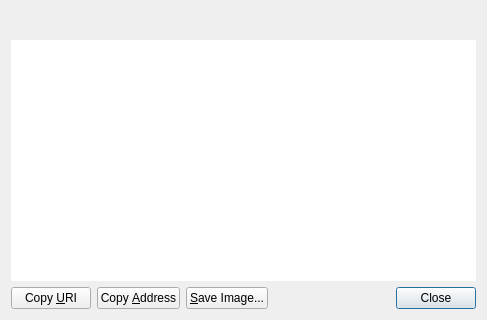
The window that src/qt/forms/receiverequestdialog.ui (project-qmc/QMC) describes before a commit, drawn with Qt 5; both pictures show x 0 to 487 and y 277 to 597 of the 487 by 597 pixel window.
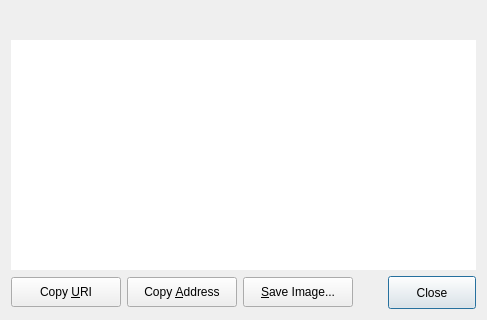
The same window after the commit. Custom widgets are drawn as their Qt base class.

The edit to the form file:
```diff
--- a/src/qt/forms/receiverequestdialog.ui
+++ b/src/qt/forms/receiverequestdialog.ui
@@ -10,6 +10,9 @@
     <height>597</height>
    </rect>
   </property>
+  <property name="styleSheet">
+   <string notr="true">QPushButton{width: 80px; height: 25px;}</string>
+  </property>
   <layout class="QVBoxLayout" name="verticalLayout_3">
    <item>
     <widget class="QRImageWidget" name="lblQRCode">
@@ -71,6 +74,18 @@
     <layout class="QHBoxLayout" name="horizontalLayout">
      <item>
       <widget class="QPushButton" name="btnCopyURI">
+       <property name="minimumSize">
+        <size>
+         <width>110</width>
+         <height>30</height>
+        </size>
+       </property>
+       <property name="maximumSize">
+        <size>
+         <width>110</width>
+         <height>30</height>
+        </size>
+       </property>
        <property name="text">
         <string>Copy &amp;URI</string>
        </property>
@@ -81,6 +96,18 @@
      </item>
      <item>
       <widget class="QPushButton" name="btnCopyAddress">
+       <property name="minimumSize">
+        <size>
+         <width>110</width>
+         <height>30</height>
+        </size>
+       </property>
+       <property name="maximumSize">
+        <size>
+         <width>110</width>
+         <height>30</height>
+        </size>
+       </property>
        <property name="text">
         <string>Copy &amp;Address</string>
        </property>
@@ -91,6 +118,18 @@
      </item>
      <item>
       <widget class="QPushButton" name="btnSaveAs">
+       <property name="minimumSize">
+        <size>
+         <width>110</width>
+         <height>30</height>
+        </size>
+       </property>
+       <property name="maximumSize">
+        <size>
+         <width>110</width>
+         <height>30</height>
+        </size>
+       </property>
        <property name="text">
         <string>&amp;Save Image...</string>
        </property>
@@ -114,6 +153,12 @@
      </item>
      <item>
       <widget class="QDialogButtonBox" name="buttonBox">
+       <property name="minimumSize">
+        <size>
+         <width>0</width>
+         <height>0</height>
+        </size>
+       </property>
        <property name="standardButtons">
         <set>QDialogButtonBox::Close</set>
        </property>
```
